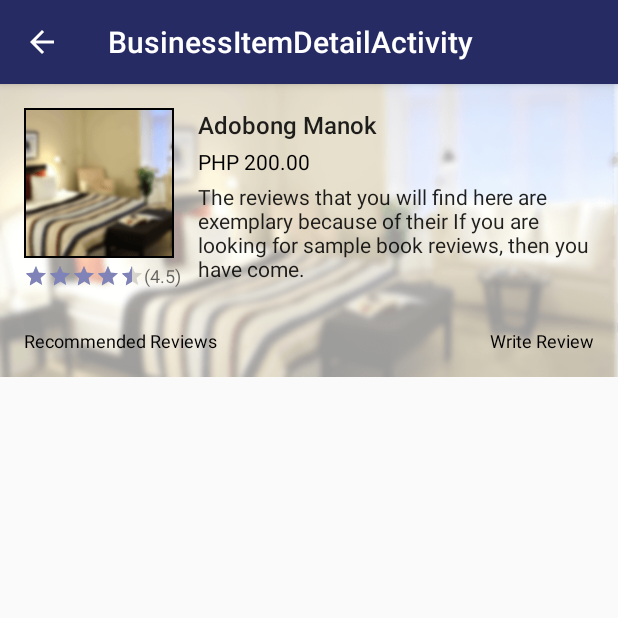
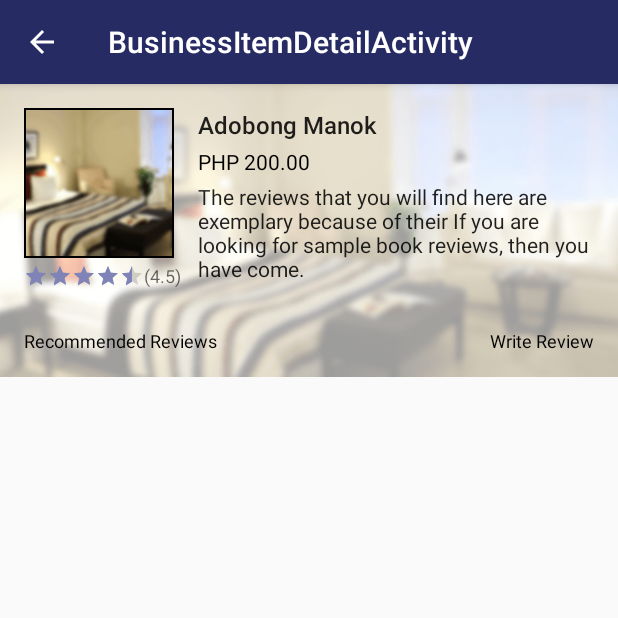
Before and after one commit to rustanacexd/Tara, an Android app: the BusinessItemDetailActivityFragment screen opened directly, with no data from a screen before it, on a phone screen of 412 x 824 dp, the top half of it. Run offline under Robolectric (Android 15) with nearby library versions, the phone set to English and light mode, and no system bars.

```diff
--- /dev/null
+++ b/app/src/main/java/com/trytara/tara/adapters/business/BusinessItemDetailReviewsAdapter.java
@@ -0,0 +1,73 @@
+package com.trytara.tara.adapters.business;
+
+import android.content.Context;
+import android.support.v7.widget.RecyclerView;
+import android.view.LayoutInflater;
+import android.view.View;
+import android.view.ViewGroup;
+import android.widget.ImageView;
+import android.widget.RatingBar;
+import android.widget.TextView;
+
+import com.trytara.tara.R;
+import com.trytara.tara.models.Business;
+
+import java.util.List;
+
+public class BusinessItemDetailReviewsAdapter extends RecyclerView.Adapter<BusinessItemDetailReviewsAdapter.ViewHolder> {
+    private static final String TAG = "BusinessItemDetailReviewsAdapter";
+
+    private List<Business.Review> mDataSet;
+    private static Context mContext;
+
+    public BusinessItemDetailReviewsAdapter() {
+//        mContext = context;
+//        mDataSet = dataSet;
+    }
+
+
+    public static class ViewHolder extends RecyclerView.ViewHolder {
+
+
+        public ViewHolder(View v) {
+            super(v);
+            // Define click listener for the ViewHolder's View.
+            v.setOnClickListener(new View.OnClickListener() {
+                @Override
+                public void onClick(View v) {
+                    /*Intent i = new Intent(mContext, BusinessDetailActivity.class);
+                    mContext.startActivity(i);*/
+                }
+            });
+
+
+        }
+
+
+    }
+
+
+    @Override
+    public ViewHolder onCreateViewHolder(ViewGroup viewGroup, int viewType) {
+        // Create a new view.
+        View v = LayoutInflater.from(viewGroup.getContext())
+                .inflate(R.layout.business_item_detail_review_row, viewGroup, false);
+
+        return new ViewHolder(v);
+    }
+
+
+    @Override
+    public void onBindViewHolder(ViewHolder viewHolder, final int position) {
+        //Log.d(TAG, "Element " + position + " set.");
+
+        //Business.Review review = mDataSet.get(position);
+
+    }
+
+    @Override
+    public int getItemCount() {
+//        return mDataSet.size();
+        return 10;
+    }
+}
--- a/app/src/main/java/com/trytara/tara/fragments/business/BusinessItemDetailActivityFragment.java
+++ b/app/src/main/java/com/trytara/tara/fragments/business/BusinessItemDetailActivityFragment.java
@@ -2,11 +2,16 @@ package com.trytara.tara.fragments.business;
 
 import android.support.v4.app.Fragment;
 import android.os.Bundle;
+import android.support.v7.widget.LinearLayoutManager;
+import android.support.v7.widget.RecyclerView;
 import android.view.LayoutInflater;
 import android.view.View;
 import android.view.ViewGroup;
 
 import com.trytara.tara.R;
+import com.trytara.tara.adapters.BusinessListAdapter;
+import com.trytara.tara.adapters.business.BusinessItemDetailReviewsAdapter;
+import com.trytara.tara.models.BusinessDataSource;
 
 /**
  * A placeholder fragment containing a simple view.
@@ -19,6 +24,15 @@ public class BusinessItemDetailActivityFragment extends Fragment {
     @Override
     public View onCreateView(LayoutInflater inflater, ViewGroup container,
                              Bundle savedInstanceState) {
-        return inflater.inflate(R.layout.fragment_business_item_detail, container, false);
+
+        View view = inflater.inflate(R.layout.fragment_business_item_detail, container, false);
+
+        RecyclerView rvBusinessItemReviews = (RecyclerView) view.findViewById(R.id.rvBusinessItemMenuReviews);
+        BusinessItemDetailReviewsAdapter adapter = new BusinessItemDetailReviewsAdapter();
+        rvBusinessItemReviews.setAdapter(adapter);
+        rvBusinessItemReviews.setLayoutManager(new LinearLayoutManager(getActivity()));
+        rvBusinessItemReviews.setHasFixedSize(true);
+
+        return view;
     }
 }
--- a/app/src/main/res/layout/fragment_business_item_detail.xml
+++ b/app/src/main/res/layout/fragment_business_item_detail.xml
@@ -1,24 +1,34 @@
-<android.support.v4.widget.NestedScrollView xmlns:android="http://schemas.android.com/apk/res/android"
+<LinearLayout
+    xmlns:android="http://schemas.android.com/apk/res/android"
     xmlns:tools="http://schemas.android.com/tools"
     android:layout_width="match_parent"
-                                            android:layout_height="match_parent"
+    android:layout_height="wrap_content"
     android:orientation="vertical"
     android:paddingBottom="@dimen/activity_vertical_margin"
     tools:context="com.trytara.tara.fragments.business.BusinessItemDetailActivityFragment"
     tools:showIn="@layout/activity_business_item_detail">
 
+    <ScrollView
+        android:layout_width="match_parent"
+        android:layout_height="match_parent">
+
         <LinearLayout
             android:layout_width="match_parent"
-        android:layout_height="match_parent"
+            android:layout_height="wrap_content"
             android:orientation="vertical"
             android:paddingBottom="@dimen/activity_vertical_margin"
             >
 
             <FrameLayout
-            android:id="@+id/frame_container"
                 android:layout_width="match_parent"
-            android:layout_height="wrap_content"
-            android:background="@drawable/hotels">
+                android:layout_height="wrap_content">
+
+                <ImageView
+                    android:id="@+id/frame_bg_image"
+                    android:layout_width="match_parent"
+                    android:layout_height="match_parent"
+                    android:scaleType="centerCrop"
+                    android:src="@drawable/hotels"/>
 
                 <RelativeLayout
                     android:layout_width="match_parent"
@@ -120,12 +130,14 @@
             </FrameLayout>
 
 
+        </LinearLayout>
+    </ScrollView>
+
     <android.support.v7.widget.RecyclerView
+        android:fillViewport="true"
         android:id="@+id/rvBusinessItemMenuReviews"
         android:layout_width="match_parent"
         android:layout_height="match_parent"/>
 
+
 </LinearLayout>
-
-
-</android.support.v4.widget.NestedScrollView>
```
Also changed, not shown: app/src/main/res/layout/activity_sign_up.xml (+5 -5 lines), app/src/main/res/layout/business_item_detail_review_row.xml (added, +77 -0 lines), app/src/main/res/layout/review_row_item.xml (+3 -4 lines). Lines whose indentation alone changed are shown as unchanged.
